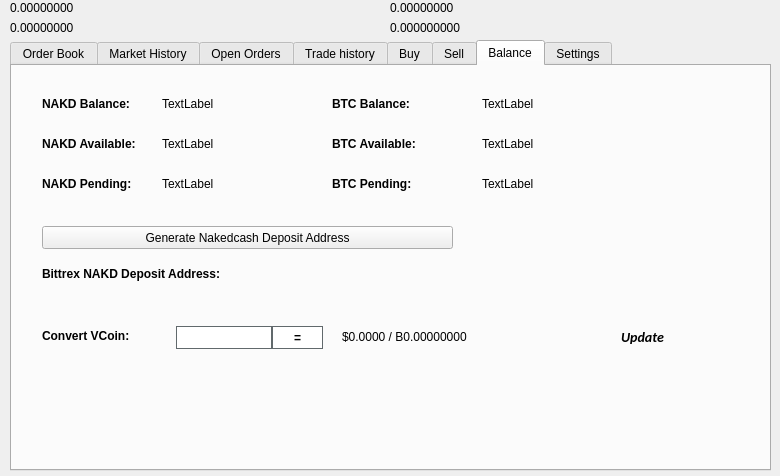
First picture: the form in src/qt/forms/tradingdialog.ui, repository thnass/nakedcash, before the edit.
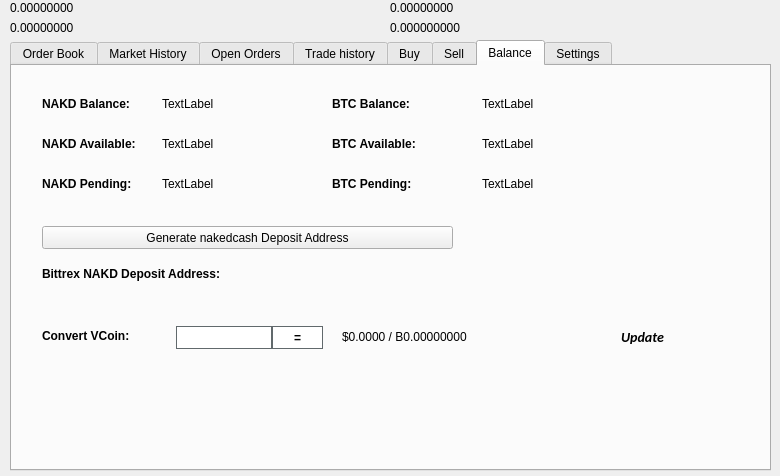
Second picture: the form after the edit. The open tabs and pages were chosen to show the change. Icons and pictures are not drawn.

What changed in the file:
```diff
--- a/src/qt/forms/tradingdialog.ui
+++ b/src/qt/forms/tradingdialog.ui
@@ -2941,7 +2941,7 @@
       </rect>
      </property>
      <property name="text">
-      <string>Generate Nakedcash Deposit Address</string>
+      <string>Generate nakedcash Deposit Address</string>
      </property>
      <property name="icon">
       <iconset resource="../Nakedcash.qrc">
```
Left out of the diff: 14 changed lines with no effect on the pictures.
